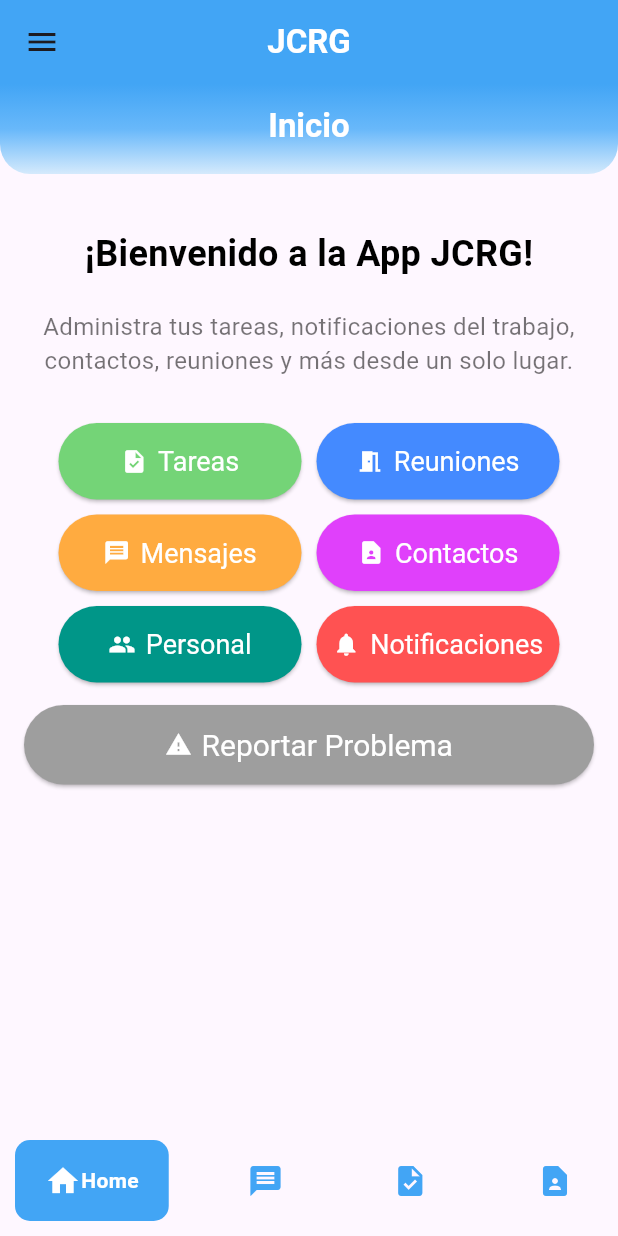
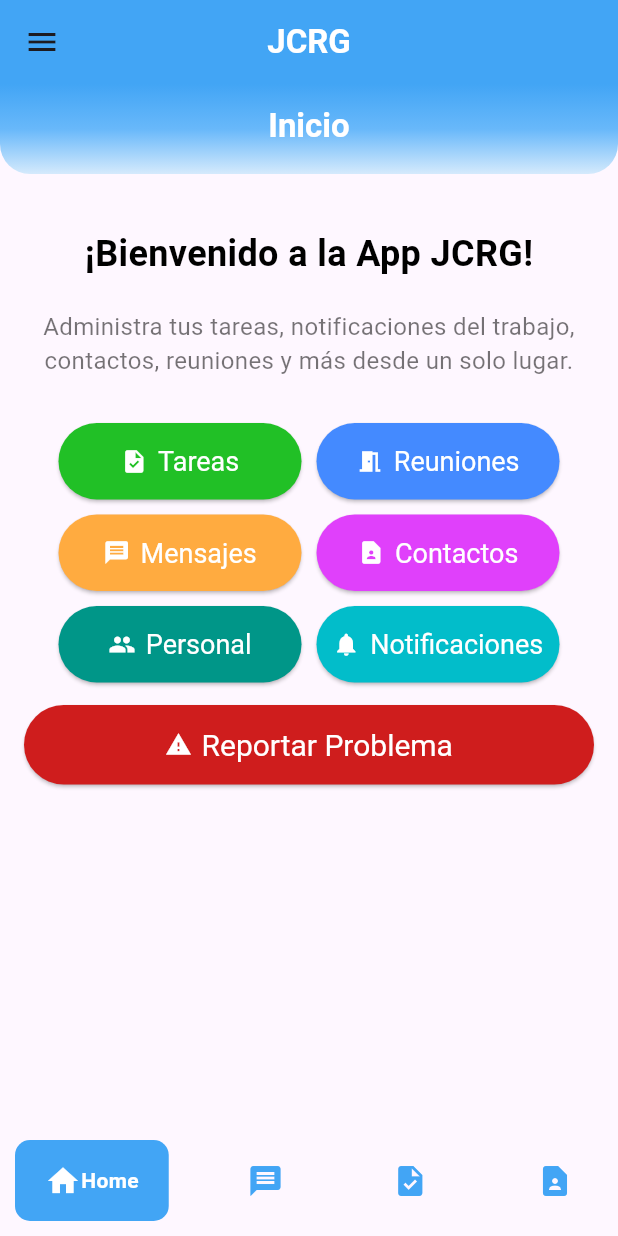
Before and after one commit to Javier-Rivera2311/jcrg_phone, a Flutter app: the screen it shows after launch, on a phone screen of 412 x 824 dp. Run offline on Flutter 3.47's test engine with Material 3 defaults, Android fonts, the light colour scheme and no system bars; drawn by our look-alikes of google_nav_bar.

Commit message:
update: arreglo de colores en botones home

```diff
--- a/lib/screens/home.dart
+++ b/lib/screens/home.dart
@@ -68,7 +68,7 @@ class Home extends StatelessWidget {
                   _buildButton(
                     icon: Icons.task,
                     label: 'Tareas',
-                    color: const Color.fromARGB(255, 116, 212, 119),
+                    color: const Color.fromARGB(255, 33, 192, 38),
                   ),
                   _buildButton(
                     icon: Icons.meeting_room,
@@ -93,7 +93,7 @@ class Home extends StatelessWidget {
                   _buildButton(
                     icon: Icons.notifications,
                     label: 'Notificaciones',
-                    color: Colors.redAccent,
+                    color: const Color.fromARGB(255, 2, 189, 202), // Cambiado al color de "Reportar Problema"
                   ),
                 ],
               ),
@@ -105,10 +105,10 @@ class Home extends StatelessWidget {
                   onPressed: () {
                     // Acción para reportar problema
                   },
-                  icon: const Icon(Icons.report_problem),
+                  icon: const Icon(Icons.report_problem, color: Colors.white), // Icono en blanco
                   label: const Text('Reportar Problema'),
                   style: ElevatedButton.styleFrom(
-                    backgroundColor: Colors.grey,
+                    backgroundColor: const Color.fromARGB(255, 207, 29, 29), // Cambiado al color de "Notificaciones"
                     foregroundColor: Colors.white, // Texto en blanco
                     padding: const EdgeInsets.symmetric(vertical: 15), // Más alto
                     textStyle: const TextStyle(fontSize: 20), // Tamaño de letra más grande
@@ -133,7 +133,7 @@ class Home extends StatelessWidget {
         onPressed: () {
           // Acción para el botón
         },
-        icon: Icon(icon),
+        icon: Icon(icon, color: Colors.white), // Icono en blanco
         label: Text(label),
         style: ElevatedButton.styleFrom(
           backgroundColor: color,
```
